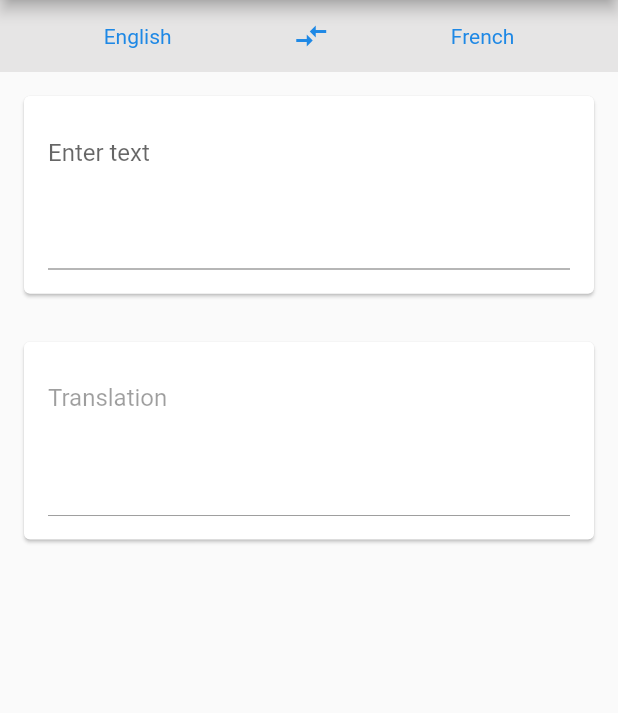
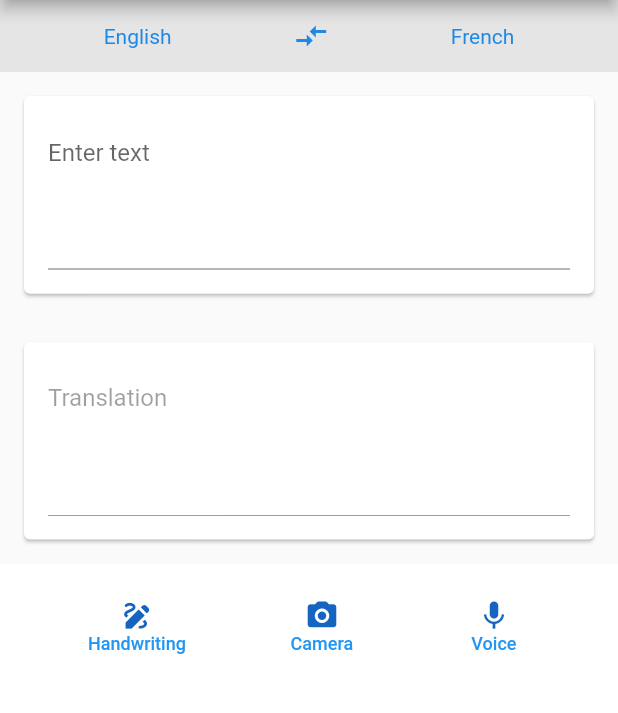
Before and after one commit to ahattangadi/vTranslate, a Flutter app: the screen it shows after launch, on a phone screen of 412 x 824 dp, the part 84-797 px from its top. Run offline on Flutter 3.47's test engine with Material 2 defaults, Android fonts, the phone set to English and light mode, and no system bars; missing offline and left inert: translator.

Commit message:
Added action buttons for OCR, voice, handwrite

```diff
--- /dev/null
+++ b/lib/components/action-button.dart
@@ -0,0 +1,42 @@
+import 'package:flutter/material.dart';
+
+class ActionButton extends StatefulWidget {
+  const ActionButton(
+      {Key? key, required this.icon, required this.text, required this.onPress})
+      : super(key: key);
+
+  final IconData icon;
+  final String text;
+  final Function onPress;
+
+  @override
+  State<ActionButton> createState() => _ActionButtonState();
+}
+
+class _ActionButtonState extends State<ActionButton> {
+  @override
+  Widget build(BuildContext context) {
+    return Material(
+      color: Colors.white,
+      child: TextButton(
+        style: ButtonStyle(
+            padding: MaterialStateProperty.all(
+                EdgeInsets.symmetric(vertical: 2.0, horizontal: 8.0))),
+        onPressed: () {},
+        child: Column(
+          children: <Widget>[
+            Icon(
+              this.widget.icon,
+              size: 23.0,
+              color: Colors.blue[800],
+            ),
+            Text(
+              this.widget.text,
+              style: TextStyle(fontSize: 12),
+            ),
+          ],
+        ),
+      ),
+    );
+  }
+}
--- a/lib/screens/home-page.dart
+++ b/lib/screens/home-page.dart
@@ -1,6 +1,7 @@
 // ignore_for_file: file_names, prefer_const_literals_to_create_immutables
 
 import 'package:flutter/material.dart';
+import 'package:vtranslate/components/action-button.dart';
 import 'package:vtranslate/components/chooselang.dart';
 import 'package:vtranslate/components/translateinput.dart';
 import 'package:vtranslate/models/lang.dart';
@@ -31,6 +32,7 @@ class _HomePageState extends State<HomePage> {
   @override
   Widget build(BuildContext context) {
     return Scaffold(
+      backgroundColor: Colors.white,
       appBar: AppBar(
         centerTitle: true,
         title: const Text("vTranslate"),
@@ -73,6 +75,31 @@ class _HomePageState extends State<HomePage> {
             ),
           ),
           TranslateInput(),
+          SizedBox(height: 18.0),
+          Container(
+            color: Colors.white,
+            child: Row(
+              mainAxisAlignment: MainAxisAlignment.spaceEvenly,
+              crossAxisAlignment: CrossAxisAlignment.center,
+              children: [
+                ActionButton(
+                  icon: Icons.draw,
+                  text: "Handwriting",
+                  onPress: () {},
+                ),
+                ActionButton(
+                  icon: Icons.camera_alt_rounded,
+                  text: "Camera",
+                  onPress: () {},
+                ),
+                ActionButton(
+                  icon: Icons.mic,
+                  text: "Voice",
+                  onPress: () {},
+                ),
+              ],
+            ),
+          )
         ],
       ),
     );
```
